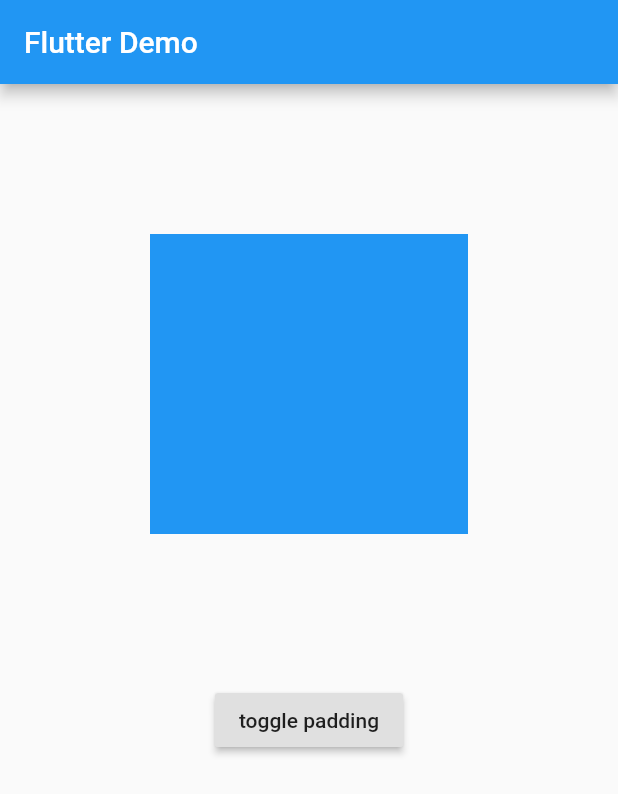
After one commit to MAXLZ1/flutterdemo, a Flutter app: the screen it shows after launch, after a tap on "toggle padding", on a phone screen of 412 x 824 dp. The commit adds this screen. Shown: the top 794 px of the screen. Run offline on Flutter 3.47's test engine with Material 2 defaults, Android fonts, the phone set to English and light mode, and no system bars.

Commit message:
添加AnimatedPadding_demo的使用

```diff
--- a/lib/main.dart
+++ b/lib/main.dart
@@ -10,6 +10,7 @@ import './pages/Form_widget_demo.dart';
 import './pages/Form_demo.dart';
 import './pages/container/Center_demo.dart';
 import './pages/container/Padding_demo.dart';
+import './pages/container/AnimatedPadding_demo.dart';
 void main() => runApp(MyApp());
 
 class MyApp extends StatelessWidget{
@@ -25,7 +26,7 @@ class MyApp extends StatelessWidget{
         appBar: AppBar(
           title: Text('Flutter Demo'),
         ),
-        body: PaddingDemo(),
+        body: AnimatedPaddingDemo(),
       ),
     );
   }
--- /dev/null
+++ b/lib/pages/container/AnimatedPadding_demo.dart
@@ -0,0 +1,37 @@
+import 'package:flutter/material.dart';
+
+class AnimatedPaddingDemo extends StatefulWidget{
+  @override
+  _AnimatedPaddingDemoState createState() => _AnimatedPaddingDemoState();
+}
+
+class _AnimatedPaddingDemoState extends State{
+  double paddingVal = 20.0;
+
+  _changePadding () {
+    setState(() {
+      paddingVal = paddingVal == 20.0 ? 100.0 : 20.0;
+    });
+  }
+
+  @override
+  Widget build(BuildContext context) {
+    return Column(
+      children: <Widget>[
+        AnimatedPadding(
+          padding: EdgeInsets.all(paddingVal),
+          duration: Duration(milliseconds: 300),
+          curve: Curves.easeInOut,
+          child: Container(
+            color: Colors.blue,
+            height: 200.0,
+          ),
+        ),
+        RaisedButton(
+          child: Text('toggle padding'),
+          onPressed: _changePadding,
+        )
+      ],
+    );
+  }
+}
```
